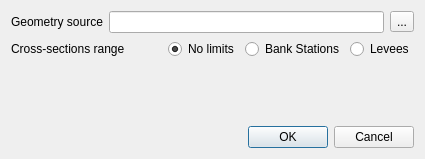
Old version of the form flo2d/ui/ras_import.ui in the repository FLO-2DSoftware/qgis-flo-2d-plugin.
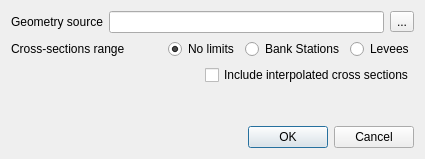
New version of the form.

Commit message: Added option for importing HEC-RAS interpolated cross sections Fixed floodplain cross section combobox bug

```diff
--- a/flo2d/ui/ras_import.ui
+++ b/flo2d/ui/ras_import.ui
@@ -62,7 +62,7 @@
      </item>
     </layout>
    </item>
-   <item row="2" column="0">
+   <item row="3" column="0">
     <spacer name="verticalSpacer">
      <property name="orientation">
       <enum>Qt::Vertical</enum>
@@ -96,7 +96,7 @@
      </item>
     </layout>
    </item>
-   <item row="3" column="0">
+   <item row="4" column="0">
     <widget class="QDialogButtonBox" name="buttonBox">
      <property name="orientation">
       <enum>Qt::Horizontal</enum>
@@ -106,6 +106,33 @@
      </property>
     </widget>
    </item>
+   <item row="2" column="0">
+    <layout class="QHBoxLayout" name="horizontalLayout_2">
+     <property name="bottomMargin">
+      <number>0</number>
+     </property>
+     <item>
+      <spacer name="horizontalSpacer">
+       <property name="orientation">
+        <enum>Qt::Horizontal</enum>
+       </property>
+       <property name="sizeHint" stdset="0">
+        <size>
+         <width>40</width>
+         <height>20</height>
+        </size>
+       </property>
+      </spacer>
+     </item>
+     <item>
+      <widget class="QCheckBox" name="interpolated">
+       <property name="text">
+        <string>Include interpolated cross sections</string>
+       </property>
+      </widget>
+     </item>
+    </layout>
+   </item>
   </layout>
  </widget>
  <resources/>
```
The commit also changes 4 other files.
